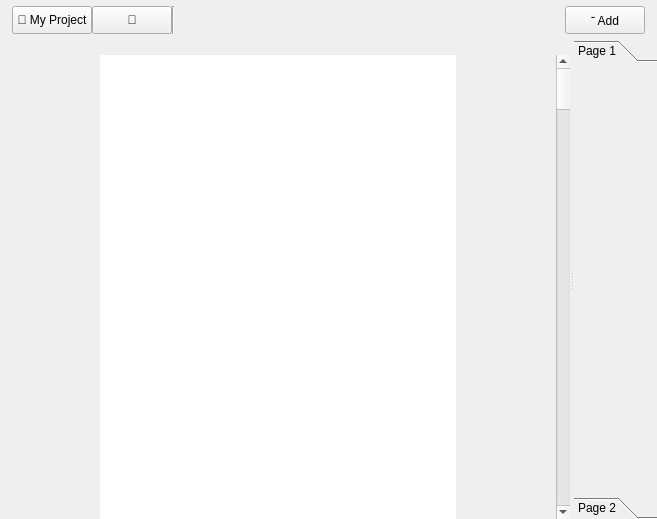
Above: UiFiles/DesignerWidget.ui from 625781186/QtSkin before the change. Below: the same form after it.
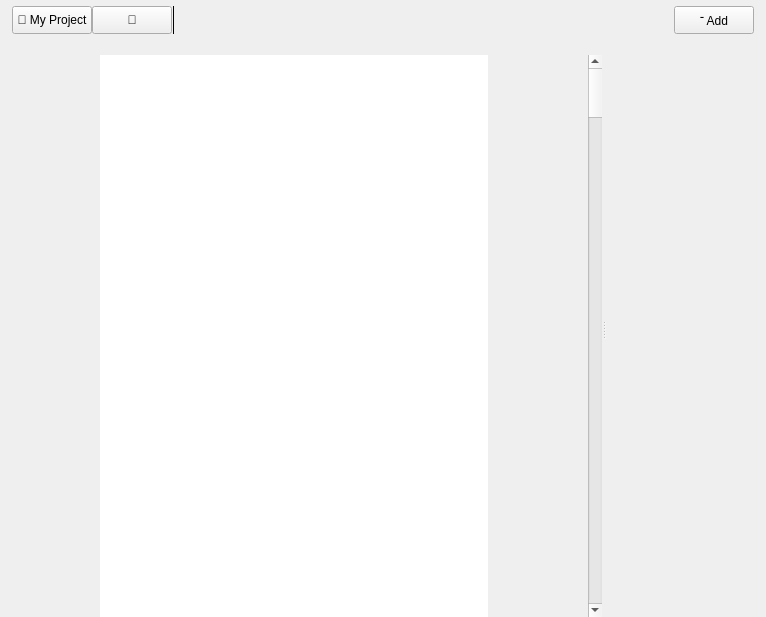
That is the form after the change.

```diff
--- a/UiFiles/DesignerWidget.ui
+++ b/UiFiles/DesignerWidget.ui
@@ -6,8 +6,8 @@
    <rect>
     <x>0</x>
     <y>0</y>
-    <width>657</width>
-    <height>519</height>
+    <width>766</width>
+    <height>617</height>
    </rect>
   </property>
   <property name="windowTitle">
@@ -99,6 +99,9 @@
       </item>
       <item>
        <widget class="Line" name="vLine">
+        <property name="frameShadow">
+         <enum>QFrame::Plain</enum>
+        </property>
         <property name="orientation">
          <enum>Qt::Vertical</enum>
         </property>
@@ -240,36 +243,19 @@
        </item>
       </layout>
      </widget>
-     <widget class="QToolBox" name="toolBox">
-      <property name="currentIndex">
-       <number>0</number>
+     <widget class="QStackedWidget" name="toolWidget">
+      <property name="minimumSize">
+       <size>
+        <width>160</width>
+        <height>0</height>
+       </size>
       </property>
-      <widget class="QWidget" name="page">
-       <property name="geometry">
-        <rect>
-         <x>0</x>
-         <y>0</y>
-         <width>83</width>
-         <height>427</height>
-        </rect>
-       </property>
-       <attribute name="label">
-        <string>Page 1</string>
-       </attribute>
-      </widget>
-      <widget class="QWidget" name="page_2">
-       <property name="geometry">
-        <rect>
-         <x>0</x>
-         <y>0</y>
-         <width>83</width>
-         <height>427</height>
-        </rect>
-       </property>
-       <attribute name="label">
-        <string>Page 2</string>
-       </attribute>
-      </widget>
+      <property name="maximumSize">
+       <size>
+        <width>400</width>
+        <height>16777215</height>
+       </size>
+      </property>
      </widget>
     </widget>
    </item>
```
Left out of the diff: 2 changed lines with no effect on the pictures.
